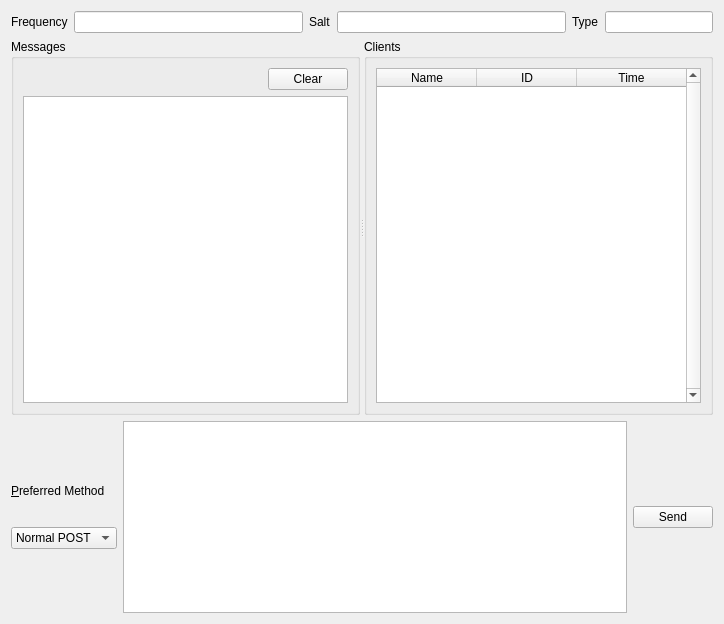
xloem/spot-on-svn, file UI/buzzpage.ui: the form before one commit.
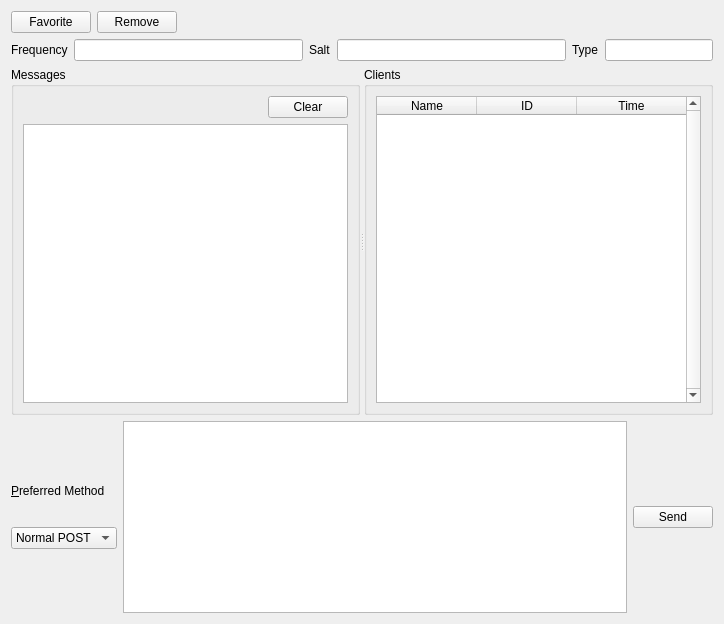
The form after the commit. Custom widgets are drawn as their Qt base class.

Commit message: Favorite buzz channels.

The edit to the form file:
```diff
--- a/UI/buzzpage.ui
+++ b/UI/buzzpage.ui
@@ -14,6 +14,37 @@
    <string>Form</string>
   </property>
   <layout class="QVBoxLayout" name="verticalLayout">
+   <item>
+    <layout class="QHBoxLayout" name="horizontalLayout_2">
+     <item>
+      <widget class="QPushButton" name="favorite">
+       <property name="text">
+        <string>Favorite</string>
+       </property>
+      </widget>
+     </item>
+     <item>
+      <widget class="QPushButton" name="remove">
+       <property name="text">
+        <string>Remove</string>
+       </property>
+      </widget>
+     </item>
+     <item>
+      <spacer name="horizontalSpacer">
+       <property name="orientation">
+        <enum>Qt::Horizontal</enum>
+       </property>
+       <property name="sizeHint" stdset="0">
+        <size>
+         <width>40</width>
+         <height>20</height>
+        </size>
+       </property>
+      </spacer>
+     </item>
+    </layout>
+   </item>
    <item>
     <layout class="QHBoxLayout" name="horizontalLayout">
      <item>
```
Left out of the diff: 4 changed lines with no effect on the pictures. The commit also changes 71 other files.
